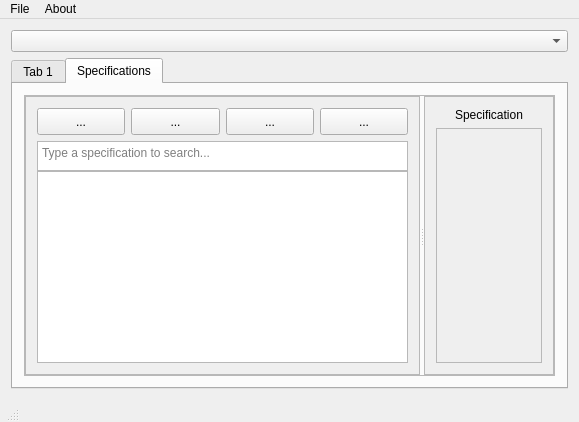
Above: ui/potatool.ui from AlbertoCejas/Potatool2 before the change. Below: the same form after it.
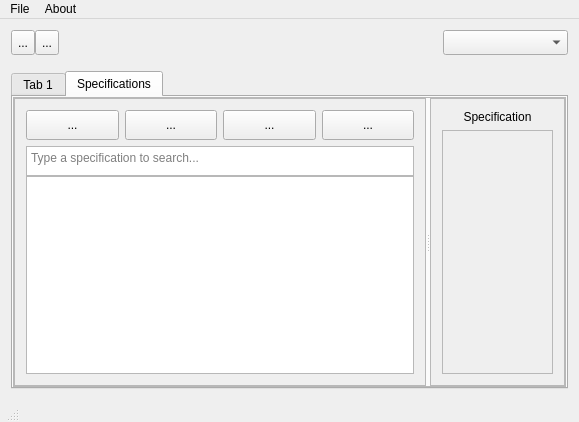
That is the form after the change.

The edit to the form file:
```diff
--- a/ui/potatool.ui
+++ b/ui/potatool.ui
@@ -26,11 +26,74 @@
      <verstretch>0</verstretch>
     </sizepolicy>
    </property>
-   <layout class="QHBoxLayout" name="horizontalLayout_5">
+   <layout class="QHBoxLayout" name="horizontalLayout_7">
     <item>
      <layout class="QVBoxLayout" name="verticalLayout_3">
       <item>
-       <widget class="QComboBox" name="comboBox"/>
+       <layout class="QHBoxLayout" name="horizontalLayout_6">
+        <property name="spacing">
+         <number>0</number>
+        </property>
+        <property name="bottomMargin">
+         <number>10</number>
+        </property>
+        <item>
+         <layout class="QHBoxLayout" name="horizontalLayout_5">
+          <property name="spacing">
+           <number>0</number>
+          </property>
+          <item>
+           <widget class="QToolButton" name="SaveProject">
+            <property name="minimumSize">
+             <size>
+              <width>0</width>
+              <height>25</height>
+             </size>
+            </property>
+            <property name="text">
+             <string>...</string>
+            </property>
+           </widget>
+          </item>
+          <item>
+           <widget class="QToolButton" name="LoadProject">
+            <property name="minimumSize">
+             <size>
+              <width>0</width>
+              <height>25</height>
+             </size>
+            </property>
+            <property name="text">
+             <string>...</string>
+            </property>
+           </widget>
+          </item>
+         </layout>
+        </item>
+        <item>
+         <spacer name="horizontalSpacer">
+          <property name="orientation">
+           <enum>Qt::Horizontal</enum>
+          </property>
+          <property name="sizeHint" stdset="0">
+           <size>
+            <width>40</width>
+            <height>20</height>
+           </size>
+          </property>
+         </spacer>
+        </item>
+        <item>
+         <widget class="QComboBox" name="comboBox">
+          <property name="minimumSize">
+           <size>
+            <width>125</width>
+            <height>25</height>
+           </size>
+          </property>
+         </widget>
+        </item>
+       </layout>
       </item>
       <item>
        <widget class="QTabWidget" name="tabWidget">
@@ -47,6 +110,21 @@
           <string>Specifications</string>
          </attribute>
          <layout class="QHBoxLayout" name="horizontalLayout_4">
+          <property name="spacing">
+           <number>0</number>
+          </property>
+          <property name="leftMargin">
+           <number>0</number>
+          </property>
+          <property name="topMargin">
+           <number>0</number>
+          </property>
+          <property name="rightMargin">
+           <number>0</number>
+          </property>
+          <property name="bottomMargin">
+           <number>0</number>
+          </property>
           <item>
            <widget class="QSplitter" name="splitter">
             <property name="sizePolicy">
@@ -79,7 +157,7 @@
                <rect>
                 <x>0</x>
                 <y>0</y>
-                <width>406</width>
+                <width>420</width>
                 <height>287</height>
                </rect>
               </property>
@@ -180,6 +258,9 @@
                      <height>30</height>
                     </size>
                    </property>
+                   <property name="lineWrapMode">
+                    <enum>QTextEdit::WidgetWidth</enum>
+                   </property>
                    <property name="placeholderText">
                     <string>Type a specification to search...</string>
                    </property>
@@ -202,7 +283,7 @@
                <rect>
                 <x>0</x>
                 <y>0</y>
-                <width>118</width>
+                <width>122</width>
                 <height>287</height>
                </rect>
               </property>
```
Left out of the diff: 12 changed lines with no effect on the pictures.
